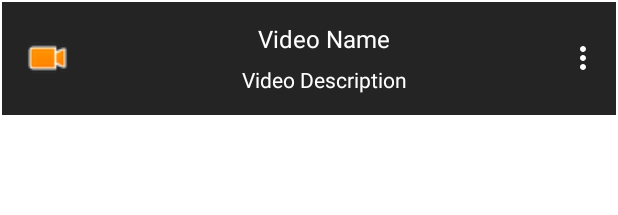
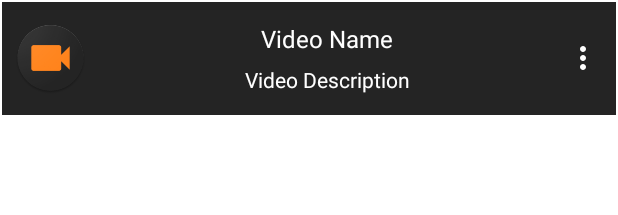
Before and after one commit to Shiru99/Java-Android-Apps, an Android app: the layout custom_listview_layout_video.xml on its own in the app's theme, with its tools: preview values and no code run, on a phone screen of 412 x 824 dp. Shown: the top 215 px of the screen. Run offline under Robolectric (Android 15) with nearby library versions, the phone set to English and light mode, and no system bars.

Commit message:
Updated Some Icons

```diff
--- a/GeetMusicPlayer/app/src/main/java/summerproject/corona/geet_musicplayer/MusicPlayer.java
+++ b/GeetMusicPlayer/app/src/main/java/summerproject/corona/geet_musicplayer/MusicPlayer.java
@@ -18,7 +18,7 @@ public class MusicPlayer extends AppCompatActivity {
         Log.d("AppLogs", "Entered in Music Player");
         Intent intent = getIntent();
         position = intent.getIntExtra("position", 0);
-
+        Log.d("AppLogs", ""+position);
 
 
     }
--- a/GeetMusicPlayer/app/src/main/res/layout/custom_listview_layout_video.xml
+++ b/GeetMusicPlayer/app/src/main/res/layout/custom_listview_layout_video.xml
@@ -19,11 +19,11 @@
 
         <ImageView
             android:id="@+id/imageView"
-            android:layout_width="1dp"
-            android:layout_height="28dp"
+            android:layout_width="10dp"
+            android:layout_height="48dp"
             android:layout_weight="1"
             android:contentDescription="@string/justicon"
-            app:srcCompat="@android:drawable/presence_video_away" />
+            app:srcCompat="@drawable/camera" />
 
         <LinearLayout
             android:layout_width="249dp"
```
Also changed, not shown: GeetMusicPlayer/app/src/main/java/summerproject/corona/geet_musicplayer/VideoPlayer.java (+8 -0 lines), GeetMusicPlayer/app/src/main/res/drawable-v24/camera.png (added), GeetMusicPlayer/app/src/main/res/mipmap-hdpi/ic_launcher.png, GeetMusicPlayer/app/src/main/res/mipmap-hdpi/ic_launcher_round.png, GeetMusicPlayer/app/src/main/res/mipmap-mdpi/ic_launcher.png, GeetMusicPlayer/app/src/main/res/mipmap-mdpi/ic_launcher_round.png, GeetMusicPlayer/app/src/main/res/mipmap-xhdpi/ic_launcher.png, GeetMusicPlayer/app/src/main/res/mipmap-xhdpi/ic_launcher_round.png, GeetMusicPlayer/app/src/main/res/mipmap-xxhdpi/ic_launcher.png, GeetMusicPlayer/app/src/main/res/mipmap-xxhdpi/ic_launcher_round.png, GeetMusicPlayer/app/src/main/res/mipmap-xxxhdpi/ic_launcher.png, GeetMusicPlayer/app/src/main/res/mipmap-xxxhdpi/ic_launcher_round.png.
